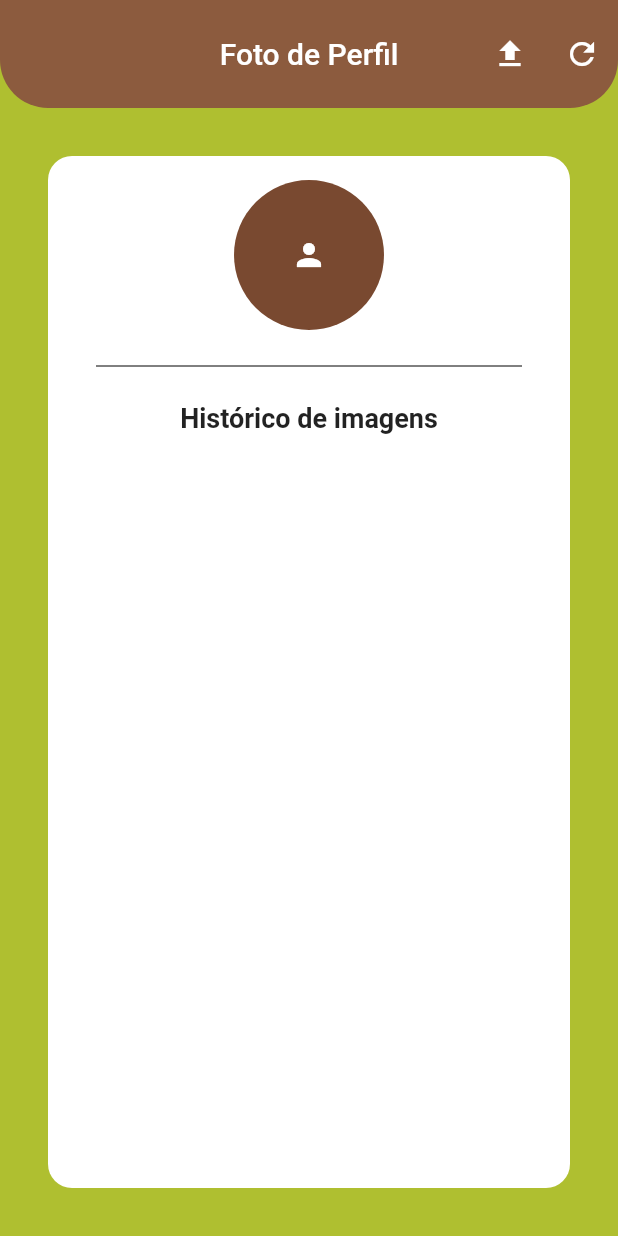
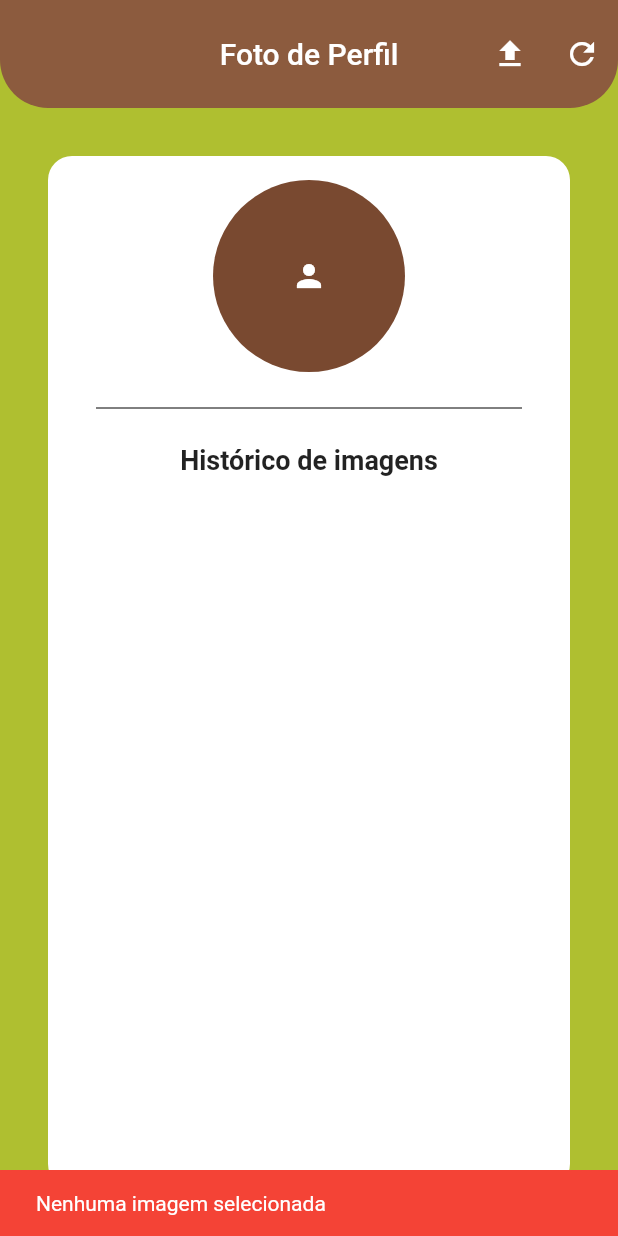
Before and after one commit to CaioReis29/fire-store-, a Flutter app: the screen it shows after launch, after a tap on the "upload" icon, on a phone screen of 412 x 824 dp. Run offline on Flutter 3.47's test engine with Material 2 defaults, Android fonts, the phone set to English and light mode, and no system bars; our stand-ins replace cloud_firestore, firebase_auth, firebase_core, firebase_storage, image_picker; accounts and stored records are empty; generated files the repository leaves out were written again.

Commit message:
feat: add image update and reload function

```diff
--- /dev/null
+++ b/lib/storage/services/storage_service.dart
@@ -0,0 +1,24 @@
+import 'dart:io';
+
+import 'package:firebase_storage/firebase_storage.dart';
+
+class StorageService {
+  String pathService = "uploads";
+
+  final FirebaseStorage _firebaseStorage = FirebaseStorage.instance;
+
+  Future<String> upload({
+    required File file,
+    required String fileName,
+  }) async {
+    await _firebaseStorage.ref("$pathService/$fileName.png").putFile(file);
+
+    return _firebaseStorage.ref("$pathService/$fileName.png").getDownloadURL();
+  }
+
+  Future<String> getDownloadUrlByFileName({required String fileName}) async {
+    return await _firebaseStorage
+        .ref("$pathService/$fileName.png")
+        .getDownloadURL();
+  }
+}
--- a/lib/storage/storage_screen.dart
+++ b/lib/storage/storage_screen.dart
@@ -1,4 +1,9 @@
+import 'dart:io';
+
 import 'package:flutter/material.dart';
+import 'package:flutter_firebase_storage/authentication/components/show_snackbar.dart';
+import 'package:flutter_firebase_storage/storage/services/storage_service.dart';
+import 'package:image_picker/image_picker.dart';
 
 class StorageScreen extends StatefulWidget {
   const StorageScreen({super.key});
@@ -10,6 +15,8 @@ class StorageScreen extends StatefulWidget {
 class _StorageScreenState extends State<StorageScreen> {
   String? urlPhoto;
   List<String> listFiles = [];
+
+  final StorageService _storageService = StorageService();
 
   @override
   Widget build(BuildContext context) {
@@ -37,9 +44,17 @@ class _StorageScreenState extends State<StorageScreen> {
         child: Column(
           children: [
             (urlPhoto != null)
-                ? Image.network(urlPhoto!)
+                ? ClipRRect(
+                    borderRadius: BorderRadius.circular(64),
+                    child: Image.network(
+                      urlPhoto!,
+                      height: 128,
+                      width: 128,
+                      fit: BoxFit.cover,
+                    ),
+                  )
                 : const CircleAvatar(
-                    radius: 50,
+                    radius: 64,
                     child: Icon(Icons.person),
                   ),
             const Padding(
@@ -67,7 +82,37 @@ class _StorageScreenState extends State<StorageScreen> {
     );
   }
 
-  uploadImage() {}
+  uploadImage() {
+    ImagePicker imagePicker = ImagePicker();
+    imagePicker
+        .pickImage(
+      source: ImageSource.gallery,
+      maxHeight: 2000,
+      maxWidth: 2000,
+      imageQuality: 60,
+    )
+        .then((XFile? image) {
+      if (image != null) {
+        _storageService
+            .upload(
+              file: File(image.path),
+              fileName: "user_photo",
+            )
+            .then(
+              (String urlDownload) => setState(
+                () => urlPhoto = urlDownload,
+              ),
+            );
+      } else {
+        showSnackBar(context: context, mensagem: "Nenhuma imagem selecionada");
+      }
+    });
+  }
 
-  reload() {}
+  reload() =>
+      _storageService.getDownloadUrlByFileName(fileName: "user_photo").then(
+            (urlDownload) => setState(
+              () => urlPhoto = urlDownload,
+            ),
+          );
 }
--- a/pubspec.yaml
+++ b/pubspec.yaml
@@ -17,6 +17,7 @@ dependencies:
   uuid: ^3.0.7
   firebase_auth: ^4.2.9
   firebase_storage: ^11.3.1
+  image_picker: ^1.0.4
 
 dev_dependencies:
   flutter_test:
```
Also changed, not shown: pubspec.lock, 1 other file.
